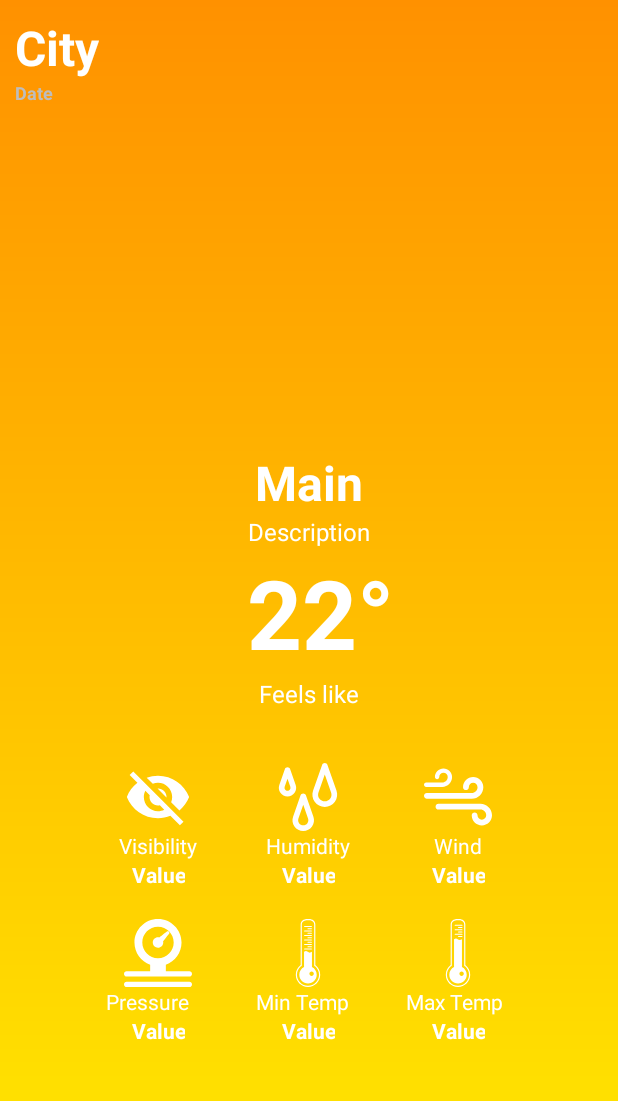
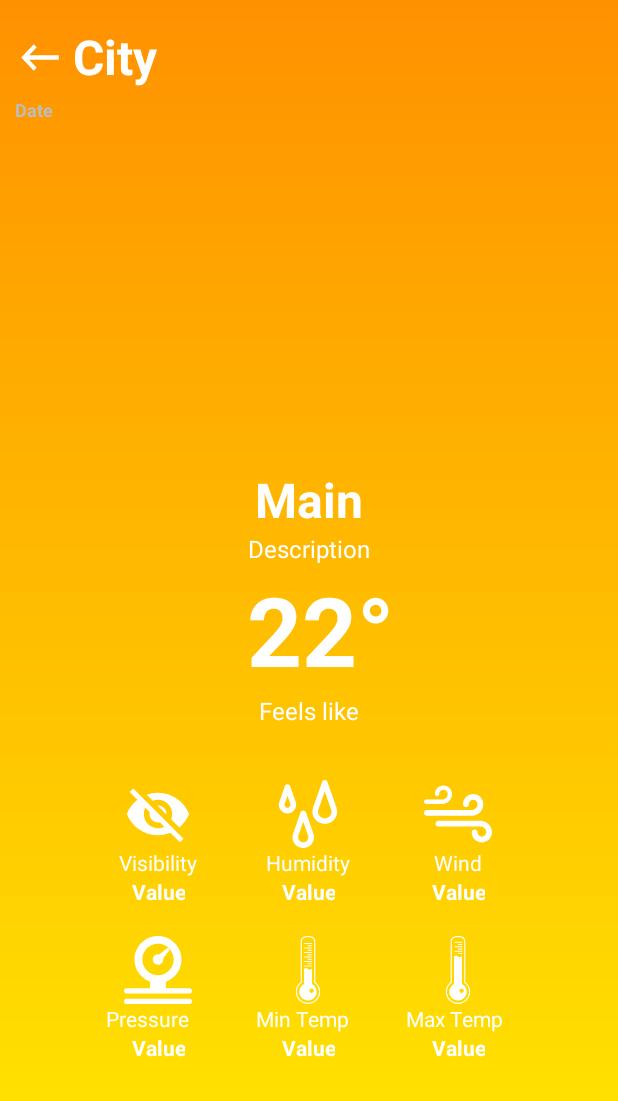
Before and after one commit to IEEE-VIT/weatherbes-android, an Android app: the layout activity_main.xml on its own in the app's theme, with its tools: preview values and no code run, on a phone screen of 412 x 824 dp. Shown: the top 1101 px of the screen. Run offline under Robolectric (Android 15) with nearby library versions, the phone set to English and light mode, and no system bars.

Commit message:
Added back button in MainActivity

```diff
--- /dev/null
+++ b/app/src/main/res/drawable/backarrowwhite.xml
@@ -0,0 +1,10 @@
+<vector xmlns:android="http://schemas.android.com/apk/res/android"
+    android:width="24dp"
+    android:height="24dp"
+    android:viewportWidth="24"
+    android:viewportHeight="24"
+    android:tint="#FFFFFF">
+  <path
+      android:fillColor="@android:color/white"
+      android:pathData="M21,11H6.83l3.58,-3.59L9,6l-6,6 6,6 1.41,-1.41L6.83,13H21z"/>
+</vector>
--- a/app/src/main/res/layout/activity_main.xml
+++ b/app/src/main/res/layout/activity_main.xml
@@ -8,26 +8,37 @@
     android:layout_height="match_parent"
     android:background="@drawable/sunny_back"
     android:padding="10dp">
+<LinearLayout
+    android:layout_width="wrap_content"
+    android:layout_height="wrap_content">
 
+    <Button
+        android:id="@+id/backButton"
+        android:layout_width="33dp"
+        android:layout_height="35dp"
+        android:layout_marginRight="5dp"
+        android:background="@drawable/backarrowwhite" />
     <TextView
         android:id="@+id/city"
         android:layout_width="wrap_content"
         android:layout_height="wrap_content"
         android:clickable="false"
+        android:layout_marginTop="6dp"
         android:text="City"
         android:textColor="#fff"
         android:textSize="32sp"
         android:textStyle="bold" />
 
+</LinearLayout>
     <TextView
+        android:id="@+id/date"
         android:layout_width="wrap_content"
         android:layout_height="wrap_content"
         android:text="Date"
-        android:id="@+id/date"
-        android:textStyle="bold"
+        android:layout_marginTop="5dp"
         android:textColor="#BEBDBD"
-        android:textSize="12sp"/>
-
+        android:textSize="12sp"
+        android:textStyle="bold" />
     <ImageView
         android:layout_width="150dp"
         android:layout_height="150dp"
--- a/app/src/main/res/layout/activity_start.xml
+++ b/app/src/main/res/layout/activity_start.xml
@@ -33,6 +33,7 @@
 
     <EditText
         android:id="@+id/city_name"
+        android:inputType="textCapSentences"
         android:layout_width="0dp"
         android:layout_height="0dp"
         android:background="@drawable/my_edittext_background"
--- a/app/src/main/res/values/colors.xml
+++ b/app/src/main/res/values/colors.xml
@@ -3,4 +3,5 @@
     <color name="colorPrimary">#FBFCFB</color>
     <color name="colorPrimaryDark">#BEBEBE</color>
     <color name="colorAccent">#D81B60</color>
+    <color name="backButtoncustom">#FCE9E9</color>
 </resources>
```
Also changed, not shown: app/src/main/java/com/example/weather/MainActivity.java (+16 -3 lines), app/src/main/res/drawable/backarrowblack.xml (added, +10 -0 lines).
